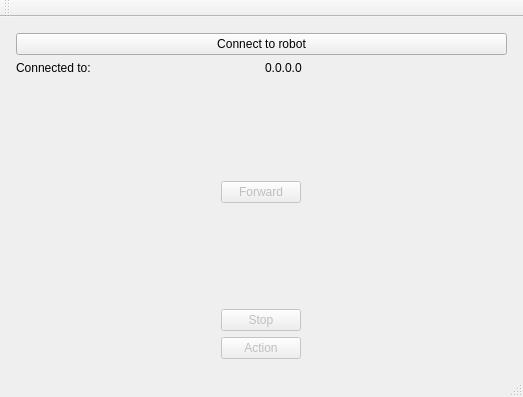
Old version of the form qt/RobotStation/stationwindow.ui in the repository jgcoded/RaspbOOP.
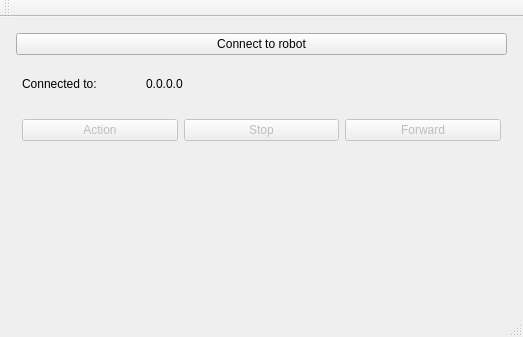
New version of the form.

Patch:
```diff
--- a/qt/RobotStation/stationwindow.ui
+++ b/qt/RobotStation/stationwindow.ui
@@ -7,7 +7,7 @@
     <x>0</x>
     <y>0</y>
     <width>523</width>
-    <height>397</height>
+    <height>337</height>
    </rect>
   </property>
   <property name="windowTitle">
@@ -16,7 +16,10 @@
   <widget class="QWidget" name="centralWidget">
    <layout class="QVBoxLayout" name="verticalLayout_3">
     <item>
-     <layout class="QVBoxLayout" name="verticalLayout" stretch="0,0,0">
+     <layout class="QVBoxLayout" name="verticalLayout" stretch="1,1,4">
+      <property name="sizeConstraint">
+       <enum>QLayout::SetDefaultConstraint</enum>
+      </property>
       <property name="leftMargin">
        <number>5</number>
       </property>
@@ -37,7 +40,25 @@
        </widget>
       </item>
       <item>
-       <layout class="QHBoxLayout" name="horizontalLayout">
+       <layout class="QHBoxLayout" name="horizontalLayout" stretch="1,3">
+        <property name="spacing">
+         <number>6</number>
+        </property>
+        <property name="sizeConstraint">
+         <enum>QLayout::SetMinimumSize</enum>
+        </property>
+        <property name="leftMargin">
+         <number>6</number>
+        </property>
+        <property name="topMargin">
+         <number>6</number>
+        </property>
+        <property name="rightMargin">
+         <number>6</number>
+        </property>
+        <property name="bottomMargin">
+         <number>6</number>
+        </property>
         <item>
          <widget class="QLabel" name="label">
           <property name="text">
@@ -55,46 +76,23 @@
        </layout>
       </item>
       <item>
-       <layout class="QVBoxLayout" name="verticalLayout_5" stretch="1,0,0">
+       <layout class="QHBoxLayout" name="horizontalLayout_2" stretch="1,1,1">
         <property name="sizeConstraint">
          <enum>QLayout::SetDefaultConstraint</enum>
         </property>
         <property name="leftMargin">
-         <number>0</number>
+         <number>6</number>
         </property>
-        <item alignment="Qt::AlignHCenter|Qt::AlignVCenter">
-         <widget class="QPushButton" name="forwardButton">
-          <property name="enabled">
-           <bool>false</bool>
-          </property>
-          <property name="sizePolicy">
-           <sizepolicy hsizetype="Minimum" vsizetype="Fixed">
-            <horstretch>0</horstretch>
-            <verstretch>0</verstretch>
-           </sizepolicy>
-          </property>
-          <property name="text">
-           <string>Forward</string>
-          </property>
-         </widget>
-        </item>
-        <item alignment="Qt::AlignHCenter|Qt::AlignVCenter">
-         <widget class="QPushButton" name="stopButton">
-          <property name="enabled">
-           <bool>false</bool>
-          </property>
-          <property name="sizePolicy">
-           <sizepolicy hsizetype="Minimum" vsizetype="Fixed">
-            <horstretch>0</horstretch>
-            <verstretch>0</verstretch>
-           </sizepolicy>
-          </property>
-          <property name="text">
-           <string>Stop</string>
-          </property>
-         </widget>
-        </item>
-        <item alignment="Qt::AlignHCenter|Qt::AlignVCenter">
+        <property name="topMargin">
+         <number>6</number>
+        </property>
+        <property name="rightMargin">
+         <number>6</number>
+        </property>
+        <property name="bottomMargin">
+         <number>6</number>
+        </property>
+        <item alignment="Qt::AlignTop">
          <widget class="QPushButton" name="actionButton">
           <property name="enabled">
            <bool>false</bool>
@@ -110,6 +108,38 @@
           </property>
          </widget>
         </item>
+        <item alignment="Qt::AlignTop">
+         <widget class="QPushButton" name="stopButton">
+          <property name="enabled">
+           <bool>false</bool>
+          </property>
+          <property name="sizePolicy">
+           <sizepolicy hsizetype="Minimum" vsizetype="Fixed">
+            <horstretch>0</horstretch>
+            <verstretch>0</verstretch>
+           </sizepolicy>
+          </property>
+          <property name="text">
+           <string>Stop</string>
+          </property>
+         </widget>
+        </item>
+        <item alignment="Qt::AlignTop">
+         <widget class="QPushButton" name="forwardButton">
+          <property name="enabled">
+           <bool>false</bool>
+          </property>
+          <property name="sizePolicy">
+           <sizepolicy hsizetype="Minimum" vsizetype="Fixed">
+            <horstretch>0</horstretch>
+            <verstretch>0</verstretch>
+           </sizepolicy>
+          </property>
+          <property name="text">
+           <string>Forward</string>
+          </property>
+         </widget>
+        </item>
        </layout>
       </item>
      </layout>
```
Left out of the diff: 64 changed lines with no effect on the pictures.
